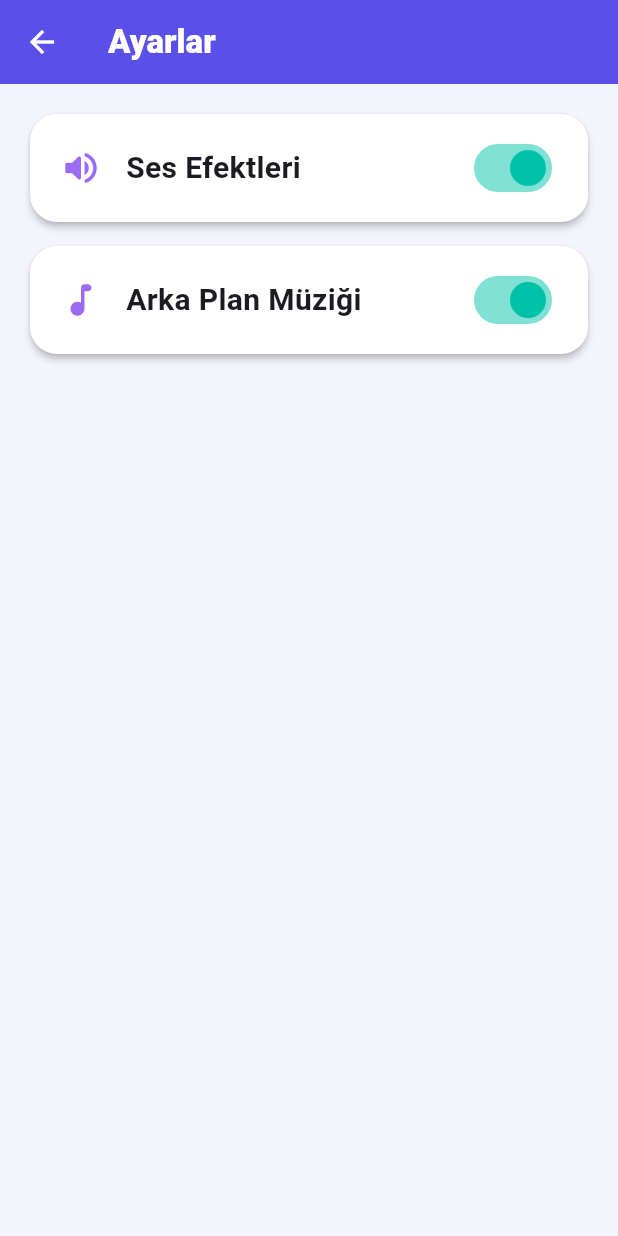
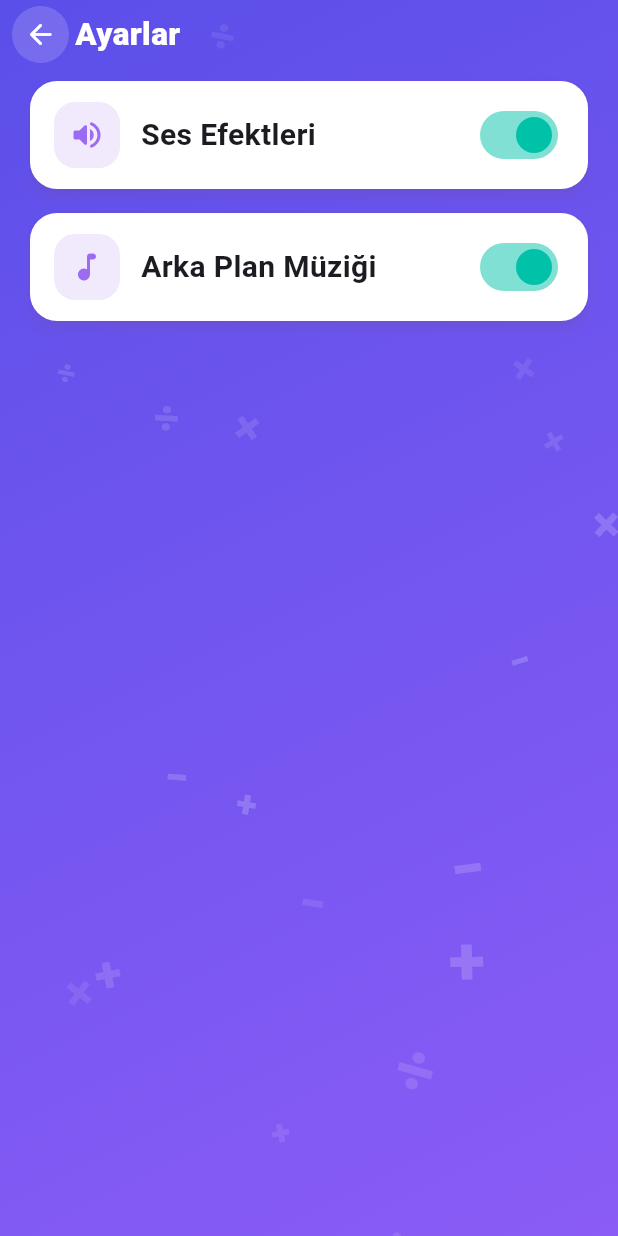
Before and after one commit to kemlsen/TopCik, a Flutter app: the screen it shows after launch, after a tap on "Ayarlar", on a phone screen of 412 x 824 dp. Run offline on Flutter 3.47's test engine with Material 3 defaults, Android fonts, the phone set to English and light mode, and no system bars; our stand-ins replace audioplayers, shared_preferences.

Commit message:
Unify screens under GradientScaffold with modern gradient header
Replaces per-screen AppBars with a shared gradient header (back button
+ title) across mode/level/operation select, scoreboard, settings, and
game screens, matching the main menu's visual language. Also gives the
timer a solid color badge and centralizes level brand colors on
DifficultyLevel.

Co-Authored-By: Claude Sonnet 5 <noreply@anthropic.com>
Claude-Session: https://claude.ai/code/session_011nvfPfmRJZJQ53WMogk9g5

```diff
--- a/lib/screens/settings_screen.dart
+++ b/lib/screens/settings_screen.dart
@@ -2,6 +2,7 @@ import 'package:flutter/material.dart';
 
 import '../services/audio_service.dart';
 import '../theme/app_colors.dart';
+import '../widgets/gradient_scaffold.dart';
 
 class SettingsScreen extends StatefulWidget {
   final AudioService audioService;
@@ -25,16 +26,10 @@ class _SettingsScreenState extends State<SettingsScreen> {
 
   @override
   Widget build(BuildContext context) {
-    return Scaffold(
-      backgroundColor: AppColors.background,
-      appBar: AppBar(
-        title: const Text('Ayarlar', style: TextStyle(fontWeight: FontWeight.w800)),
-        backgroundColor: AppColors.primary,
-        foregroundColor: Colors.white,
-      ),
-      body: SafeArea(
-        child: ListView(
-          padding: const EdgeInsets.all(20),
+    return GradientScaffold(
+      title: 'Ayarlar',
+      body: ListView(
+        padding: const EdgeInsets.fromLTRB(20, 4, 20, 20),
         children: [
           _SettingSwitch(
             label: 'Ses Efektleri',
@@ -56,7 +51,6 @@ class _SettingsScreenState extends State<SettingsScreen> {
             },
           ),
         ],
-        ),
       ),
     );
   }
@@ -80,17 +74,30 @@ class _SettingSwitch extends StatelessWidget {
     return Material(
       color: Colors.white,
       borderRadius: BorderRadius.circular(18),
-      elevation: 2,
+      elevation: 3,
+      shadowColor: AppColors.levelExpert.withValues(alpha: 0.5),
       child: Padding(
-        padding: const EdgeInsets.symmetric(horizontal: 20, vertical: 12),
+        padding: const EdgeInsets.symmetric(horizontal: 16, vertical: 12),
         child: Row(
           children: [
-            Icon(icon, size: 28, color: AppColors.levelExpert),
-            const SizedBox(width: 16),
+            Container(
+              width: 44,
+              height: 44,
+              decoration: BoxDecoration(
+                color: AppColors.levelExpert.withValues(alpha: 0.14),
+                borderRadius: BorderRadius.circular(14),
+              ),
+              alignment: Alignment.center,
+              child: Icon(icon, size: 24, color: AppColors.levelExpert),
+            ),
+            const SizedBox(width: 14),
             Expanded(
               child: Text(
                 label,
-                style: const TextStyle(fontSize: 20, fontWeight: FontWeight.w700),
+                style: const TextStyle(
+                  fontSize: 20,
+                  fontWeight: FontWeight.w700,
+                ),
               ),
             ),
             Switch(
--- /dev/null
+++ b/lib/widgets/gradient_scaffold.dart
@@ -0,0 +1,88 @@
+import 'package:flutter/material.dart';
+
+import '../theme/app_colors.dart';
+import 'floating_symbols_background.dart';
+
+/// Mor gradient + (opsiyonel) yüzen sembol arka planı üzerine, klasik düz
+/// renkli `AppBar` yerine gradient'e gömülü, gölgesiz "modern" bir başlık
+/// satırı (geri tuşu + başlık) koyan ortak ekran sarmalayıcı. Ana Menü ve
+/// Sonuç ekranlarıyla aynı görsel dili; Mod Seç, Seviye Seç, İşlem Türü
+/// Seç, Skor Tablosu, Ayarlar ve Oyun ekranlarına da taşır.
+class GradientScaffold extends StatelessWidget {
+  final String title;
+  final Widget body;
+  final bool showFloatingSymbols;
+  final Widget? trailing;
+
+  const GradientScaffold({
+    super.key,
+    required this.title,
+    required this.body,
+    this.showFloatingSymbols = true,
+    this.trailing,
+  });
+
+  @override
+  Widget build(BuildContext context) {
+    return Scaffold(
+      body: Container(
+        decoration: const BoxDecoration(gradient: AppColors.gradient),
+        child: Stack(
+          children: [
+            if (showFloatingSymbols)
+              const Positioned.fill(child: FloatingSymbolsBackground()),
+            SafeArea(
+              child: Column(
+                children: [
+                  Padding(
+                    padding: const EdgeInsets.fromLTRB(8, 4, 20, 8),
+                    child: Row(
+                      children: [
+                        const _BackButton(),
+                        const SizedBox(width: 4),
+                        Expanded(
+                          child: Text(
+                            title,
+                            maxLines: 1,
+                            overflow: TextOverflow.ellipsis,
+                            style: const TextStyle(
+                              fontSize: 21,
+                              fontWeight: FontWeight.w900,
+                              color: Colors.white,
+                            ),
+                          ),
+                        ),
+                        ?trailing,
+                      ],
+                    ),
+                  ),
+                  Expanded(child: body),
+                ],
+              ),
+            ),
+          ],
+        ),
+      ),
+    );
+  }
+}
+
+class _BackButton extends StatelessWidget {
+  const _BackButton();
+
+  @override
+  Widget build(BuildContext context) {
+    return Material(
+      color: Colors.white.withValues(alpha: 0.16),
+      shape: const CircleBorder(),
+      child: InkWell(
+        customBorder: const CircleBorder(),
+        onTap: () => Navigator.of(context).maybePop(),
+        child: const Padding(
+          padding: EdgeInsets.all(8),
+          child: Icon(Icons.arrow_back_rounded, color: Colors.white, size: 22),
+        ),
+      ),
+    );
+  }
+}
```
Also changed, not shown: lib/models/difficulty_level.dart (+19 -0 lines), lib/screens/game_screen.dart (+15 -17 lines), lib/screens/level_select_screen.dart (+9 -23 lines), lib/screens/match_game_screen.dart (+15 -17 lines), lib/screens/mode_select_screen.dart (+8 -14 lines), lib/screens/operation_select_screen.dart (+13 -22 lines), lib/screens/scoreboard_screen.dart (+35 -15 lines), lib/widgets/timer_widget.dart (+25 -10 lines). Lines whose indentation alone changed are shown as unchanged.
